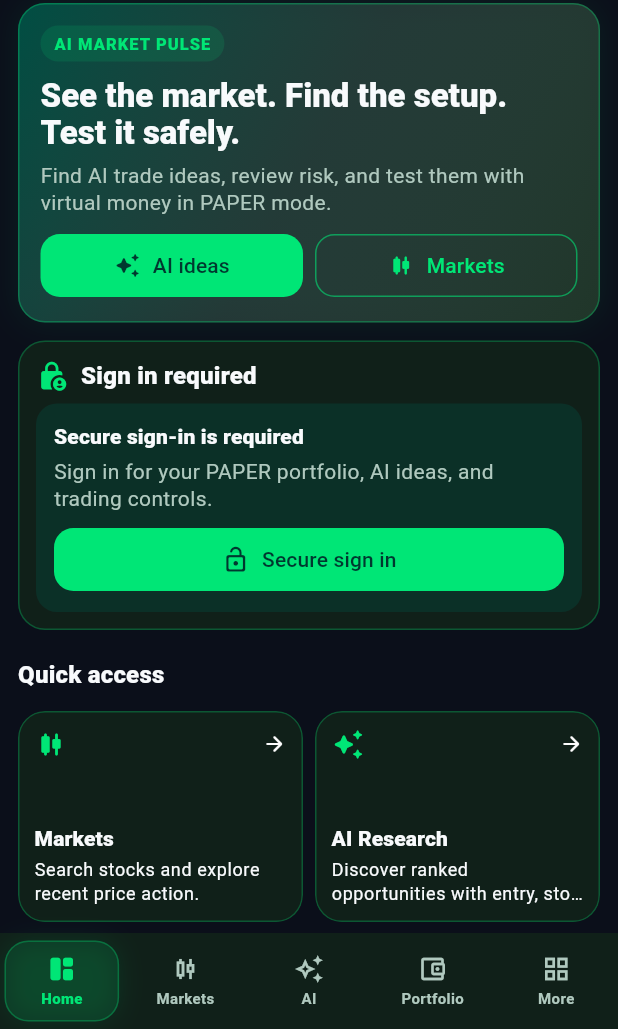
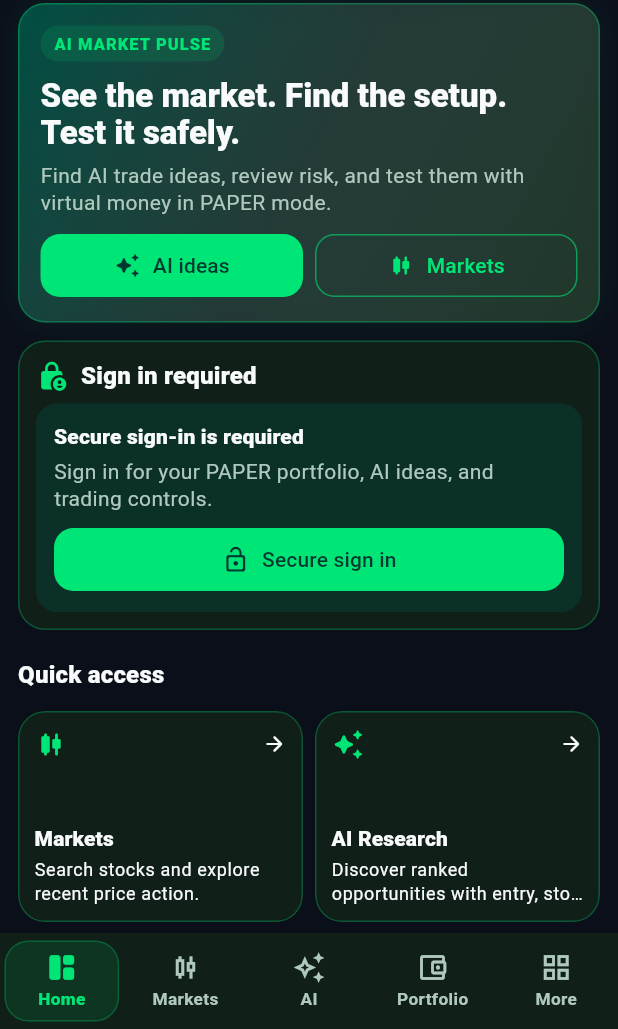
Before and after one commit to operationReact/AiTradingSystem, a Flutter app: the screen it shows after launch, on a phone screen of 412 x 824 dp, the part 207-1236 px from its top. Run offline on Flutter 3.47's test engine with Material 3 defaults, Android fonts, the phone set to English and light mode, and no system bars.

Commit message:
feat(navigation): increase mobile readability and remove distracting neon glow

```diff
--- a/apps/trading_client/lib/src/app.dart
+++ b/apps/trading_client/lib/src/app.dart
@@ -219,7 +219,6 @@ class _MobileProductNavigation extends StatelessWidget {
   @override
   Widget build(BuildContext context) {
     final theme = Theme.of(context);
-    final colors = theme.extension<TradingColors>()!;
     final items = <(IconData, IconData, String)>[
       (Icons.space_dashboard_outlined, Icons.space_dashboard_rounded, 'Home'),
       (Icons.candlestick_chart_outlined, Icons.candlestick_chart_rounded, 'Markets'),
@@ -261,16 +260,16 @@ class _MobileProductNavigation extends StatelessWidget {
                     margin: const EdgeInsets.symmetric(horizontal: 3, vertical: 5),
                     decoration: BoxDecoration(
                       borderRadius: BorderRadius.circular(16),
-                      color: selected ? colors.neonCyan.withValues(alpha: 0.11) : Colors.transparent,
-                      border: selected ? Border.all(color: colors.neonCyan.withValues(alpha: 0.30)) : null,
-                      boxShadow: selected ? [BoxShadow(color: colors.neonCyan.withValues(alpha: 0.10), blurRadius: 14)] : null,
+                      color: selected ? theme.colorScheme.primary.withValues(alpha: 0.10) : Colors.transparent,
+                      border: selected ? Border.all(color: theme.colorScheme.primary.withValues(alpha: 0.24)) : null,
+
                     ),
                     child: Column(
                       mainAxisAlignment: MainAxisAlignment.center,
                       children: [
-                        Icon(selected ? item.$2 : item.$1, size: 20, color: selected ? colors.neonCyan : theme.colorScheme.onSurfaceVariant),
+                        Icon(selected ? item.$2 : item.$1, size: 22, color: selected ? theme.colorScheme.primary : theme.colorScheme.onSurfaceVariant),
                         const SizedBox(height: 2),
-                        Text(item.$3, maxLines: 1, style: TextStyle(fontSize: 10, fontWeight: selected ? FontWeight.w800 : FontWeight.w600, color: selected ? colors.neonCyan : theme.colorScheme.onSurfaceVariant)),
+                        Text(item.$3, maxLines: 1, overflow: TextOverflow.ellipsis, style: TextStyle(fontSize: 11.5, fontWeight: selected ? FontWeight.w800 : FontWeight.w600, color: selected ? theme.colorScheme.primary : theme.colorScheme.onSurfaceVariant)),
                       ],
                     ),
                   ),
```
